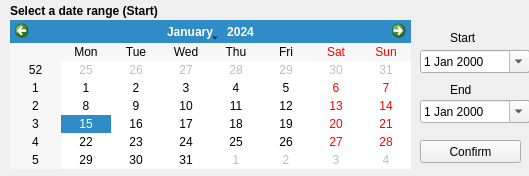
ECHibiki/Asset-Tracker, file gui-design/dates.ui: the form before one commit.
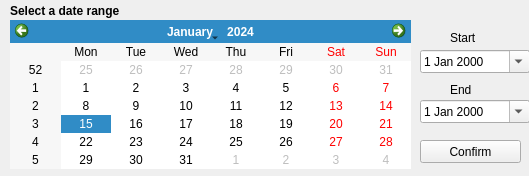
The form after the commit.

The edit to the form file:
```diff
--- a/gui-design/dates.ui
+++ b/gui-design/dates.ui
@@ -42,7 +42,7 @@
      </font>
     </property>
     <property name="text">
-     <string>Select a date range (Start)</string>
+     <string>Select a date range</string>
     </property>
    </widget>
    <widget class="QLabel" name="label_2">
```
